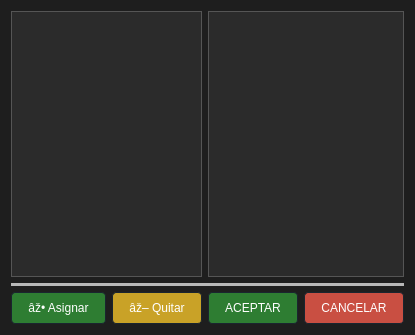
Musthia/base-deposito, file ui/permisos_usuario.ui: the form before one commit.
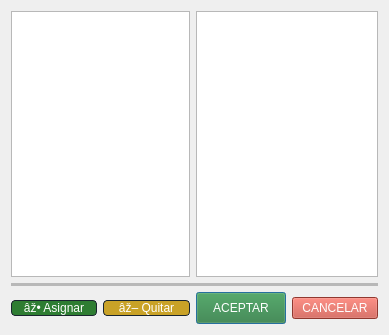
The form after the commit.

What changed in the file:
```diff
--- a/ui/permisos_usuario.ui
+++ b/ui/permisos_usuario.ui
@@ -13,32 +13,7 @@
   <property name="windowTitle">
    <string>Editar Usuario</string>
   </property>
-  <property name="styleSheet">
-   <string notr="true">QDialog {
-    background-color: #1e1e1e;
-}
-QLabel {
-    color: #e0e0e0;
-}
-QListView {
-    background-color: #2b2b2b;
-    color: #e0e0e0;
-    border: 1px solid #555555;
-}
-QPushButton {
-    background-color: #3a6df0;
-    color: #ffffff;
-    border: 1px solid #1a252f;
-    border-radius: 4px;
-    padding: 8px 16px;
-}
-QPushButton:hover {
-    background-color: #4d7bff;
-}
-QPushButton:pressed {
-    background-color: #2f58cc;
-}</string>
-  </property>
+  
   <layout class="QGridLayout" name="gridLayout">
    <item row="0" column="0" colspan="2">
     <widget class="QListView" name="listView_permisos_disponibles"/>
```
Left out of the diff: 1 changed line with no effect on the pictures.
